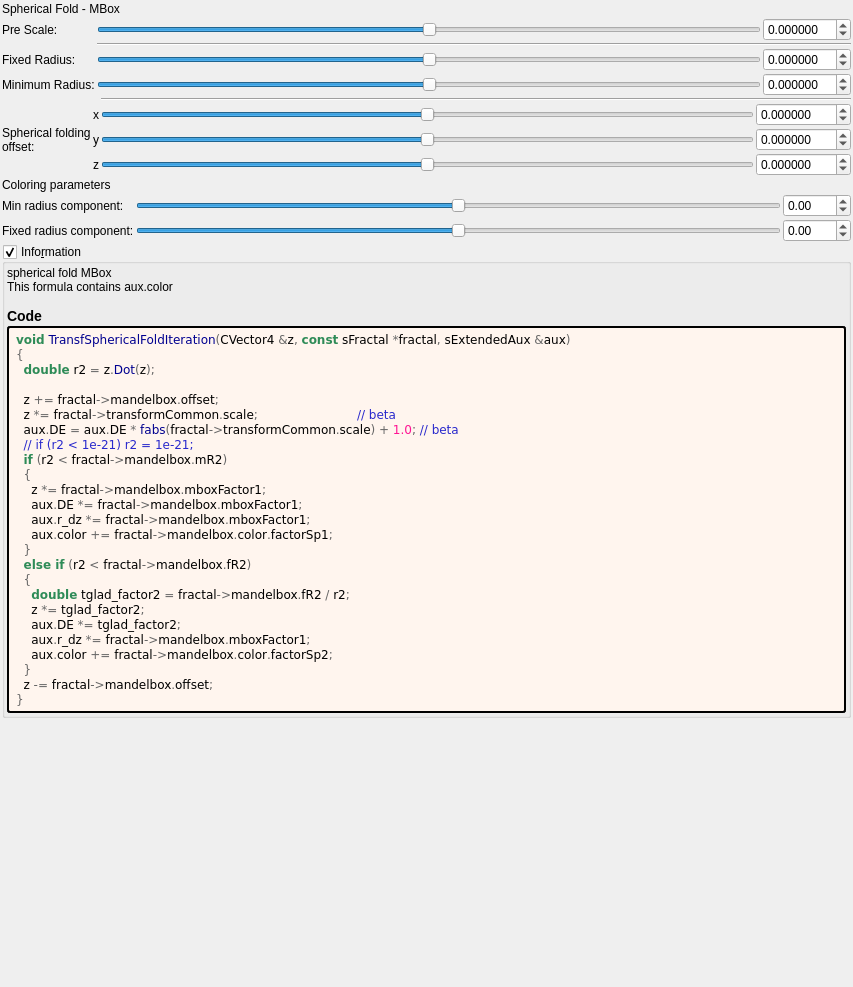
Old version of the form mandelbulber2/formula/ui/fractal_transf_spherical_fold.ui in the repository buddhi1980/mandelbulber2.
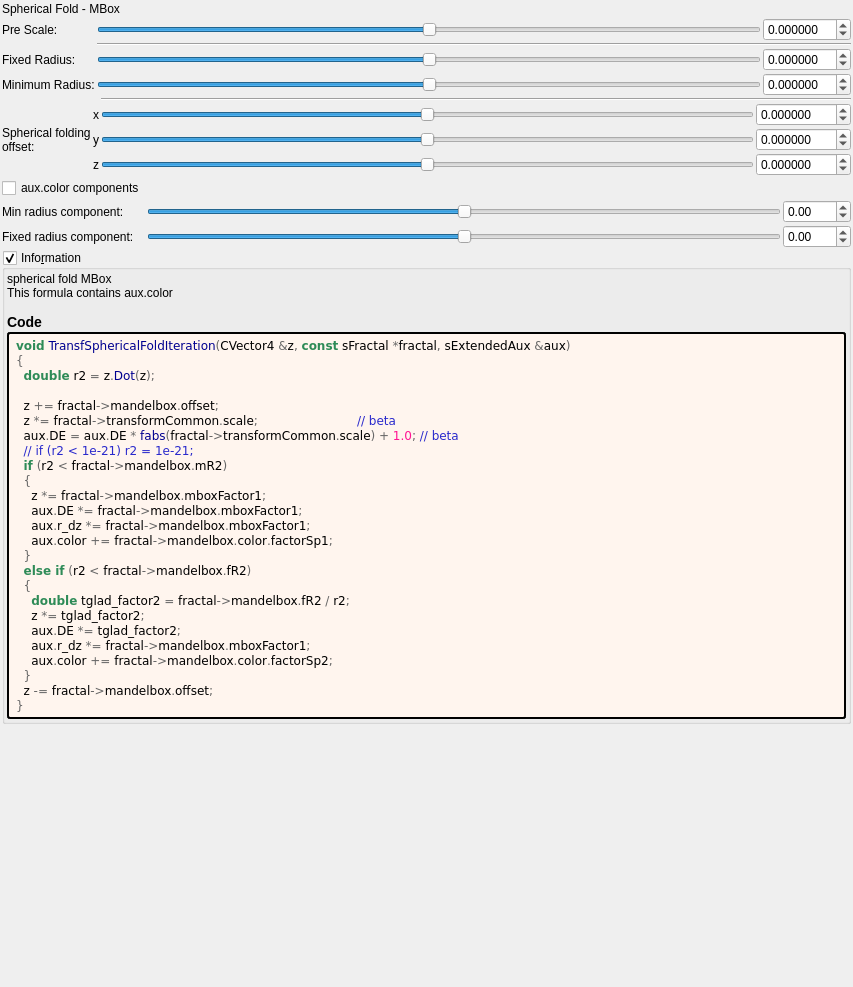
New version of the form. Custom widgets are drawn as their Qt base class.

Commit message: more aux.color updates

The edit to the form file:
```diff
--- a/mandelbulber2/formula/ui/fractal_transf_spherical_fold.ui
+++ b/mandelbulber2/formula/ui/fractal_transf_spherical_fold.ui
@@ -452,13 +452,6 @@
      <property name="spacing">
       <number>2</number>
      </property>
-     <item row="0" column="0">
-      <widget class="QLabel" name="label_53">
-       <property name="text">
-        <string>Coloring parameters</string>
-       </property>
-      </widget>
-     </item>
      <item row="1" column="2">
       <widget class="MyDoubleSpinBox" name="spinbox_mandelbox_color_Sp1">
        <property name="sizePolicy">
@@ -573,6 +566,13 @@
        </property>
       </widget>
      </item>
+     <item row="0" column="0">
+      <widget class="QCheckBox" name="checkBox_fold_color_aux_color_enabled_false">
+       <property name="text">
+        <string notr="true">aux.color components</string>
+       </property>
+      </widget>
+     </item>
     </layout>
    </item>
    <item>
```
Left out of the diff: 8 changed lines with no effect on the pictures. Lines whose indentation alone changed are shown as unchanged. The commit also changes 8 other files.
